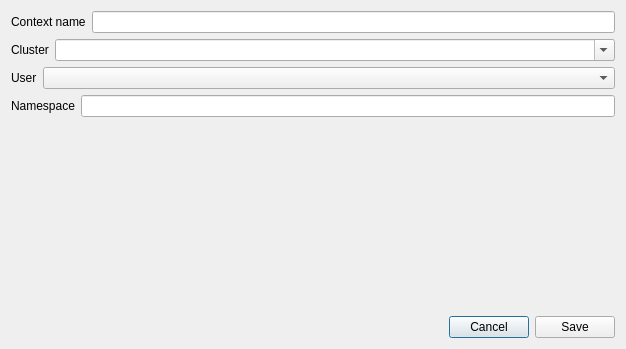
Above: src/contexteditor.ui from GentooXativa/KubeConfigManager before the change. Below: the same form after it.
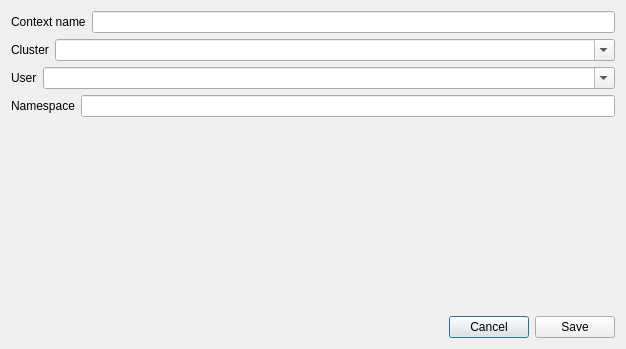
That is the form after the change. Icons and pictures are not drawn.

What changed in the file:
```diff
--- a/src/contexteditor.ui
+++ b/src/contexteditor.ui
@@ -76,7 +76,11 @@
         </widget>
        </item>
        <item>
-        <widget class="QComboBox" name="comboBoxUsers"/>
+        <widget class="QComboBox" name="comboBoxUsers">
+         <property name="editable">
+          <bool>true</bool>
+         </property>
+        </widget>
        </item>
       </layout>
      </item>
```
Left out of the diff: 8 changed lines with no effect on the pictures.
